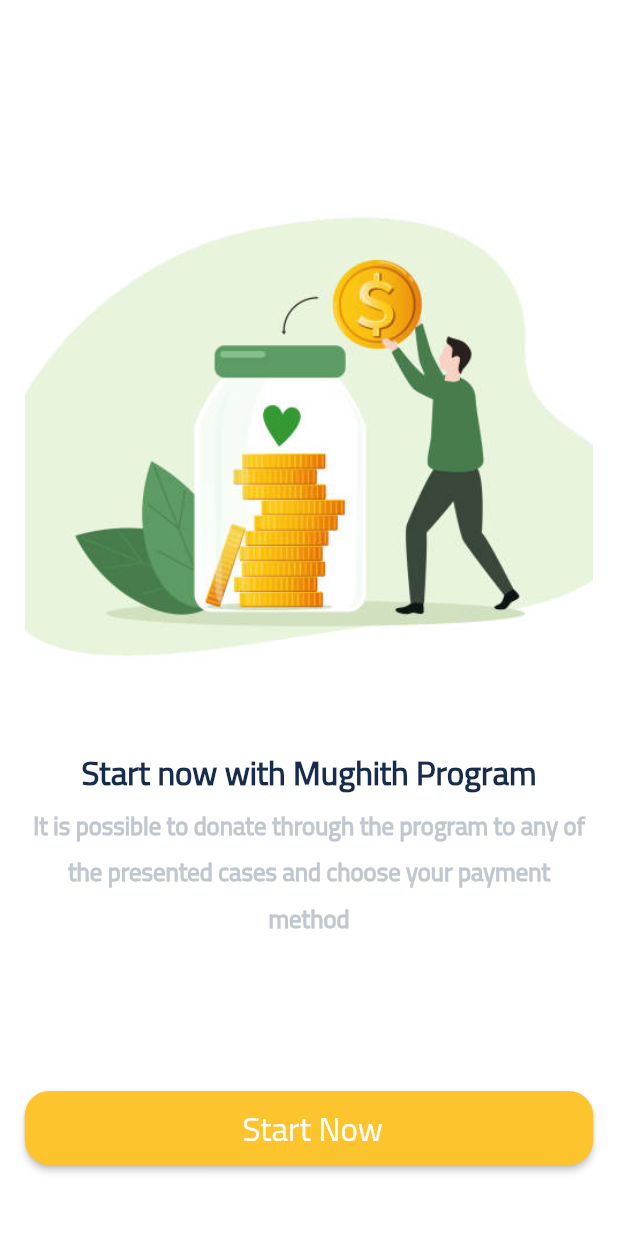
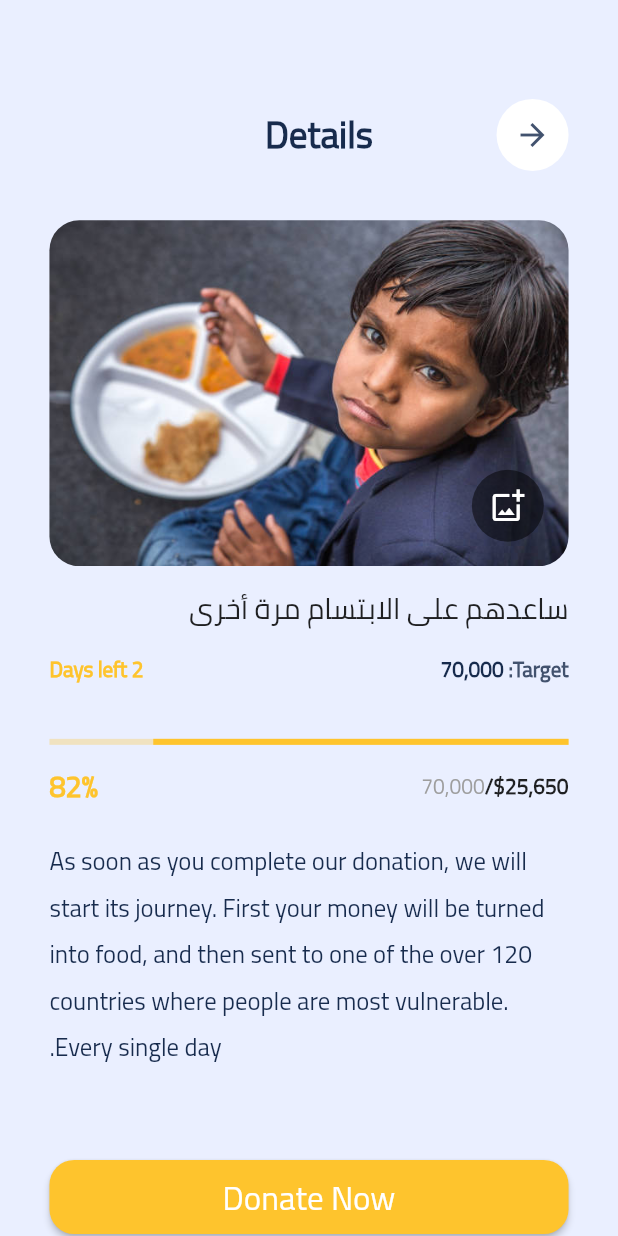
Before and after one commit to abdelrahmanyasser65/Mughith-, a Flutter app: the screen it shows after launch, after a tap on "التالي", on a phone screen of 412 x 824 dp. Run offline on Flutter 3.47's test engine with Material 2 defaults, Android fonts, the phone set to English and light mode, and no system bars; our stand-ins replace get, hexcolor, shared_preferences, sizer.

Commit message:
detailsScreen

```diff
--- a/lib/app/app.dart
+++ b/lib/app/app.dart
@@ -1,5 +1,7 @@
 import 'package:flutter/material.dart';
 import 'package:get/get.dart';
+import 'package:mughith/persentation/screens/details/details_screen.dart';
+import 'package:mughith/persentation/screens/home.dart';
 import 'package:sizer/sizer.dart';
 
 import '../persentation/screens/intro/select_language.dart';
@@ -16,7 +18,7 @@
         translations: Languages(),
         locale: const Locale('ar', 'EG'),
         theme: ThemeData(fontFamily: "Cairo"),
-        home: const SelectLanguageScreen(),
+        home:  SelectLanguageScreen(),
       );
     });
   }
--- a/lib/app/controllers/select_language.dart
+++ b/lib/app/controllers/select_language.dart
@@ -4,6 +4,7 @@
 import 'package:mughith/app/utils/shared_keys.dart';
 import 'package:mughith/app/utils/sharedpreferences.dart';
 import 'package:mughith/persentation/screens/auth/login_screen.dart';
+import 'package:mughith/persentation/screens/details/details_screen.dart';
 // import 'package:mughith/persentation/screens/auth/login_screen.dart';
 import 'package:mughith/persentation/screens/home.dart';
 import 'package:mughith/persentation/screens/onBoarding/onboarding.dart';
@@ -19,7 +20,7 @@
         Get.updateLocale(const Locale('ar', 'EG'));
       }
 
-      Get.to( OnBoardingScreen());
+      Get.to( DetailsScreen());
     } catch (e) {
       print(e.toString());
     }
--- a/lib/persentation/resources/image_manager.dart
+++ b/lib/persentation/resources/image_manager.dart
@@ -10,4 +10,8 @@
   static const onBoarding1="$imagePath/onB1.jpg";
   static const onBoarding2="$imagePath/onB2.jpg";
   static const onBoarding3="$imagePath/onB3.jpg";
+  static const details1="$imagePath/d1.jpg";
+  static const details2="$imagePath/d2.jpg";
+  static const details3="$imagePath/d3.jpg";
+  static const details4="$imagePath/d4.jpg";
 }
--- /dev/null
+++ b/lib/persentation/screens/details/details_screen.dart
@@ -0,0 +1,153 @@
+import 'package:flutter/material.dart';
+import 'package:get/get_utils/get_utils.dart';
+import 'package:mughith/data/models/details_model.dart';
+import 'package:mughith/persentation/resources/color_manager.dart';
+import 'package:mughith/persentation/resources/fonts.dart';
+import 'package:mughith/persentation/resources/values_manager.dart';
+import 'package:mughith/persentation/screens/details/images_screen.dart';
+import 'package:mughith/persentation/widget/auth/center_side_text.dart';
+import 'package:mughith/persentation/widget/auth/default_button.dart';
+import 'package:mughith/persentation/widget/default_text.dart';
+import 'package:mughith/persentation/widget/navigator.dart';
+class DetailsScreen extends StatelessWidget {
+  const DetailsScreen({Key? key}) : super(key: key);
+
+  @override
+  Widget build(BuildContext context) {
+    return Scaffold(
+      backgroundColor: ColorManager.secondPrimary,
+      body:Padding(
+      padding:  EdgeInsets.only(
+            left: WidthSized.w8,
+            right: WidthSized.w8,
+            top: HeightSized.h8
+        ),
+        child: Column(
+         crossAxisAlignment: CrossAxisAlignment.start,
+          children: [
+            Row(
+              children: [
+                Container(
+                  decoration: BoxDecoration(
+                      shape: BoxShape.circle,
+                      color: ColorManager.white
+                  ),
+                  child: IconButton(onPressed: (){},
+                      icon: Icon(Icons.arrow_back_outlined,
+                        color: ColorManager.iconColor,)),
+                ),
+                SizedBox(width: WidthSized.w20,),
+                CenterSideText(
+                    text: "Details",
+                    fontS:  FontSized.s18,
+                    fontW:  FontWeightManager.semiBold,)
+              ],
+            ),
+            SizedBox(height: HeightSized.h4,),
+            Stack(
+              alignment: Alignment.bottomRight,
+              children: [
+                ClipRRect(
+                  borderRadius: BorderRadius.circular(20),
+                  child: Image.asset(detailsImages[0]),
+                ),
+                Container(
+                 margin: EdgeInsets.only(
+                   bottom: HeightSized.h2,
+                   right: WidthSized.w4
+                 ),
+                  decoration: BoxDecoration(
+                      shape: BoxShape.circle,
+                      color: ColorManager.black.withOpacity(0.5)
+                  ),
+                  child: IconButton(onPressed: (){
+                    Navigators.navigateTo(context,const ImagesScreen());
+                  },
+                      icon: Icon(Icons.add_photo_alternate_outlined,
+                        color: ColorManager.white,)),
+                ),
+              ],
+            ),
+            const SizedBox(height: 10),
+            Text(
+              "Help Them Smile Again".tr,
+              style: TextStyle(
+                fontSize: FontSized.s14,
+              ),
+            ),
+            const SizedBox(height: 10),
+            Row(
+              mainAxisAlignment: MainAxisAlignment.spaceBetween,
+              children: [
+                Row(
+                  children: [
+                    Text(
+                      "Target: ",
+                      style: TextStyle(fontWeight: FontWeightManager.bold,
+                          color: ColorManager.iconColor),
+                    ),
+                    Text(
+                      "70,000",
+                      style: TextStyle(color: ColorManager.textColor2,fontWeight: FontWeightManager.semiBold),
+                    ),
+                  ],
+                ),
+                 Text(
+                  "2 Days left",
+                  style: TextStyle(fontWeight: FontWeightManager.bold,
+                  color: ColorManager.primary),
+                )
+              ],
+            ),
+             SizedBox(height: HeightSized.h4),
+            LinearProgressIndicator(
+              value: 0.8,
+              color: ColorManager.primary,
+              backgroundColor: ColorManager.primary.withOpacity(0.3),
+            ),
+            const SizedBox(height: 10),
+            Row(
+              mainAxisAlignment: MainAxisAlignment.spaceBetween,
+              children: [
+                Row(
+                  children: [
+                    const Text(
+                      "\$25,650/",
+                      style: TextStyle(fontWeight: FontWeightManager.bold),
+                    ),
+                    Text(
+                      "70,000",
+                      style: TextStyle(color: ColorManager.grey),
+                    ),
+                  ],
+                ),
+                 Text(
+                  "82%",
+                  style: TextStyle(
+                      fontSize: FontSized.s14,
+                      fontWeight: FontWeightManager.bold,
+                  color: ColorManager.primary),
+                )
+              ],
+            ),
+            SizedBox(height: HeightSized.h2),
+            SizedBox(
+              height:HeightSized.h20 ,
+              child: SingleChildScrollView(
+                child: DefaultText(
+                    text: "As soon as you complete our donation, we will start its journey. First your money will be "
+                        "turned into food, and then sent to one of the over 120 countries where people are most vulnerable. Every single day.",
+                    color: ColorManager.textColor2,
+                    fontSize: FontSized.s12,
+                    fontWeight: FontWeightManager.regular,textAlign: TextAlign.left,),
+              ),
+            ),
+            SizedBox(height: HeightSized.h6,),
+            DefaultButton(onPressed: (){},
+                text: "Donate Now")
+          ],
+        ),
+      ),
+    );
+  }
+}
--- a/lib/persentation/widget/default_text.dart
+++ b/lib/persentation/widget/default_text.dart
@@ -15,7 +15,7 @@
       style: TextStyle(
         fontWeight: fontWeight,
           fontSize: fontSize,
-
+        overflow: TextOverflow.visible,
         color: color,
       ),
     );
--- a/pubspec.yaml
+++ b/pubspec.yaml
@@ -16,6 +16,7 @@
   sizer: ^2.0.15
   hexcolor: ^3.0.1
   shared_preferences: ^2.0.17
+  carousel_slider: ^4.2.1
 
 dev_dependencies:
   flutter_test:
```
Also changed, not shown: lib/data/models/details_model.dart (added, +10 -0 lines), lib/persentation/screens/details/images_screen.dart (added, +66 -0 lines), assets/images/d1.jpg (added), assets/images/d2.jpg (added), assets/images/d3.jpg (added), assets/images/d4.jpg (added), pubspec.lock.
